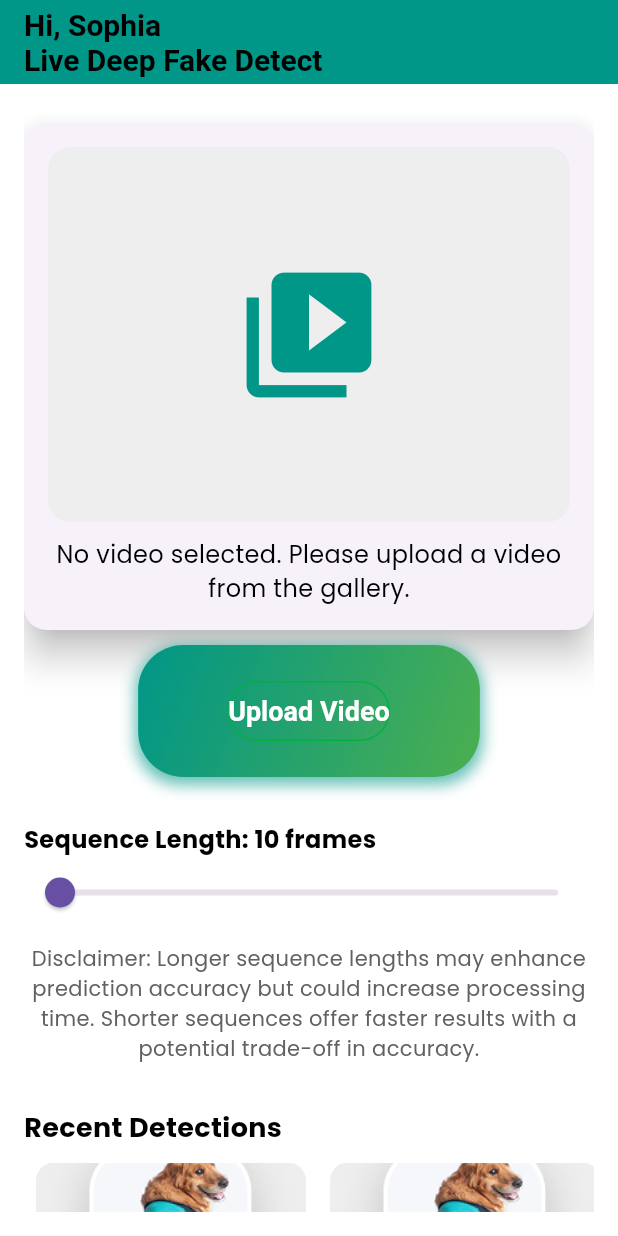
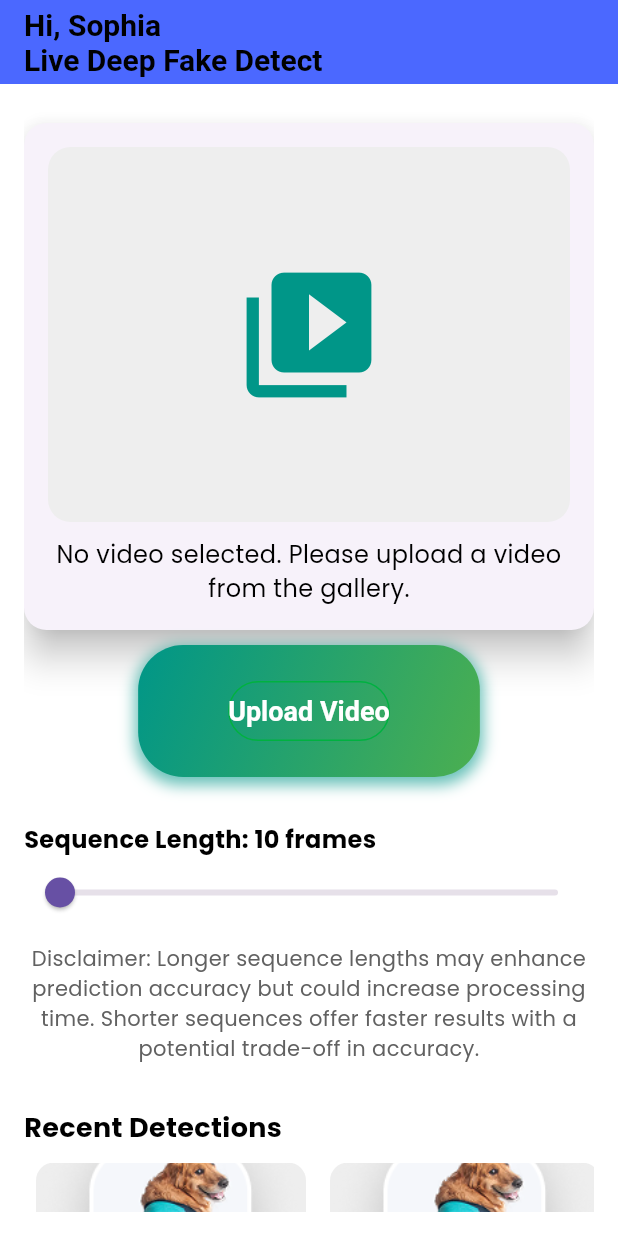
Before and after one commit to TheUditBhardwaj/deepfake-app, a Flutter app: the HomeScreen screen opened directly, on a phone screen of 412 x 824 dp. Run offline on Flutter 3.47's test engine with Material 3 defaults, Android fonts, the phone set to English and light mode, and no system bars; our stand-ins replace cloud_firestore, connectivity_plus, firebase_auth, firebase_core, flutter_native_splash, get and 8 more; accounts and stored records are empty; project files that could hold a hidden picture were left out.

```diff
--- a/lib/features/deepfake/screens/home/home.dart
+++ b/lib/features/deepfake/screens/home/home.dart
@@ -1,5 +1,6 @@
 import 'package:flutter/cupertino.dart';
 import 'package:flutter/material.dart';
+import 'package:hacachino/utils/constants/colors.dart';
 import 'package:image_picker/image_picker.dart';
 
 class HomeScreen extends StatefulWidget {
@@ -33,7 +34,7 @@ class _HomeScreenState extends State<HomeScreen> {
   Widget build(BuildContext context) {
     return Scaffold(
       appBar: AppBar(
-        backgroundColor: Colors.teal,
+        backgroundColor: TColors.primary,
         title: Text(
           'Hi, Sophia\nLive Deep Fake Detect',
           style: TextStyle(fontSize: 20, fontWeight: FontWeight.w700),
```
Also changed, not shown: lib/navigation_menu.dart (+5 -5 lines).
